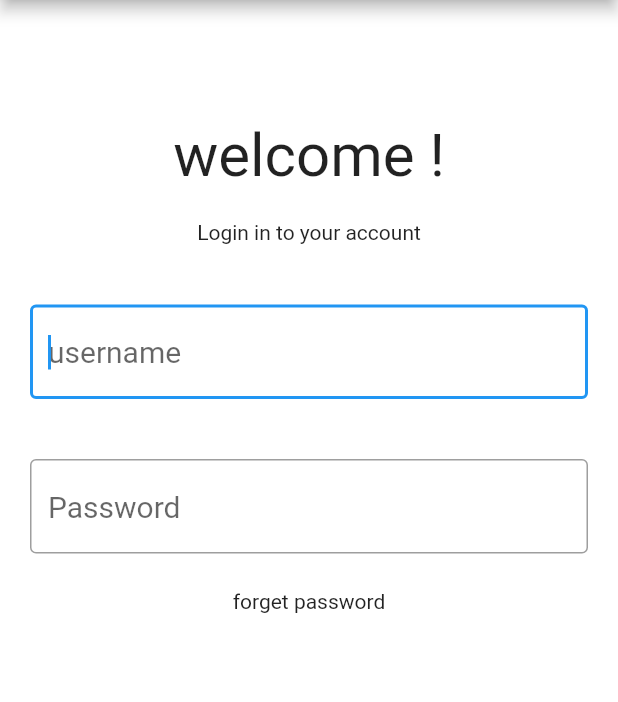
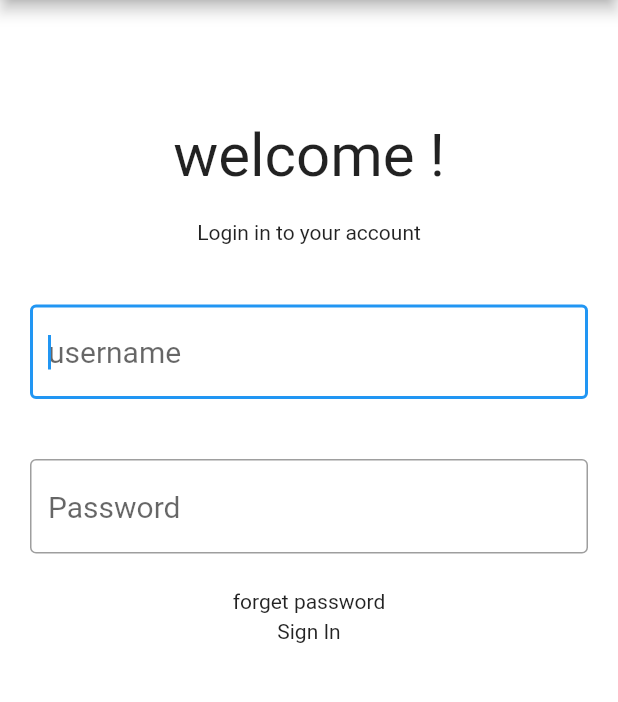
Before and after one commit to bistecglobal/medi-deliver, a Flutter app: the screen it shows after launch, on a phone screen of 412 x 824 dp, the part 84-786 px from its top. Run offline on Flutter 3.47's test engine with Material 2 defaults, Android fonts, the phone set to English and light mode, and no system bars.

Commit message:
update dashboard

```diff
--- a/Medi_Deliver/lib/dashbord.dart
+++ b/Medi_Deliver/lib/dashbord.dart
@@ -0,0 +1,23 @@
+import 'package:flutter/material.dart';
+import 'package:flutter/src/widgets/framework.dart';
+import 'package:flutter/src/widgets/placeholder.dart';
+
+class DashBoard extends StatelessWidget {
+  const DashBoard({super.key});
+
+  @override
+  Widget build(BuildContext context) {
+    return MaterialApp(
+      home: Scaffold(
+        appBar: AppBar(
+          title: Text("Name"),
+          actions: [
+            Icon(
+              Icons.search,
+            )
+          ],
+        ),
+      ),
+    );
+  }
+}
--- a/Medi_Deliver/lib/main.dart
+++ b/Medi_Deliver/lib/main.dart
@@ -1,5 +1,3 @@
-
-
 import 'package:flutter/material.dart';
 
 void main() {
@@ -60,6 +58,10 @@ class MediDeliver extends StatelessWidget {
               ),
               SizedBox(height: 4.0),
               Text("forget password"),
+              SizedBox(height: 4.0),
+              Center(
+                child: Text("Sign In"),
+              )
             ],
           ),
         ),
```
Also changed, not shown: 1 other file.
